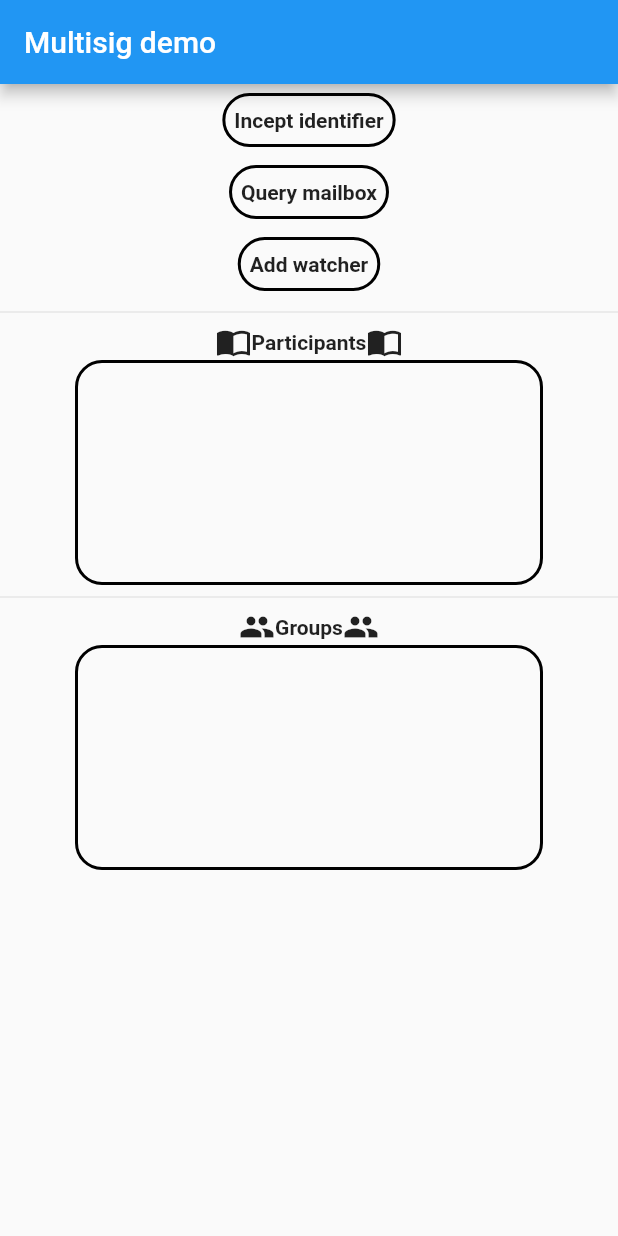
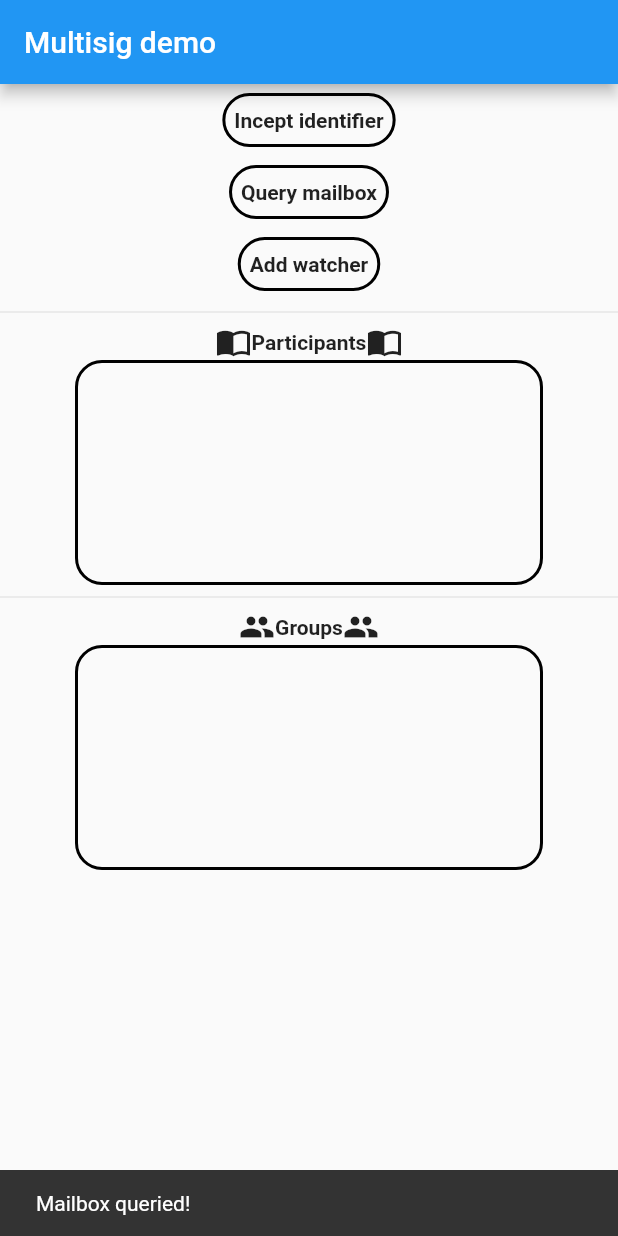
Before and after one commit to THCLab/dkms-demo-multisig, a Flutter app: the screen it shows after launch, after a tap on "Incept identifier", after a tap on "Query mailbox", on a phone screen of 412 x 824 dp. Run offline on Flutter 3.47's test engine with Material 2 defaults, Android fonts, the phone set to English and light mode, and no system bars; our stand-ins replace qr_flutter; missing offline and left inert: asymmetric_crypto_primitives, keri, mobile_scanner; statements that could not run were skipped.

Commit message:
minor UI update

```diff
--- a/lib/main.dart
+++ b/lib/main.dart
@@ -169,6 +169,7 @@ class _MyAppState extends State<MyApp> {
                 //Refresh the UI
                 setState(() {
                   isMailboxQueried = true;
+                  ScaffoldMessenger.of(context).showSnackBar(SnackBar(content: Text('Mailbox queried!')));
                 });
               },
                 child: Padding(
@@ -180,7 +181,7 @@ class _MyAppState extends State<MyApp> {
                     side: const BorderSide(width: 2)
                 )
             ) : Container(),
-            RawMaterialButton(
+            isMailboxQueried ? RawMaterialButton(
                 onPressed: () async{
                   //Set up the watcher data and add it
                   var watcher_oobi = '{"eid":"BF2t2NPc1bwptY1hYV0YCib1JjQ11k9jtuaZemecPF5b","scheme":"http","url":"http://192.168.1.13:3236/"}';
@@ -252,7 +253,7 @@ class _MyAppState extends State<MyApp> {
                     borderRadius: BorderRadius.circular(18.0),
                     side: const BorderSide(width: 2)
                 )
-            ),
+            ) : Container(),
             isWatcherAdded ? Text("Scan this QR code with another device to add this device to their list of participants", style: TextStyle(fontWeight: FontWeight.bold), textAlign: TextAlign.center,) : Container(),
             isWatcherAdded ? QrImage(
               data: oobiJson,
@@ -369,6 +370,7 @@ class _MyAppState extends State<MyApp> {
                           st: SignatureType.Ed25519Sha512, signature: signature),
                       toForward: toForward);
                   groupIdentifiers.add(group_identifier);
+                  setState(() {});
                 },
                 child: Padding(
                   padding: const EdgeInsets.all(8.0),
@@ -468,6 +470,7 @@ class _MyAppState extends State<MyApp> {
                         ]
                     );
                     groupIdentifiers.add(groupIdentifier2);
+                    setState(() {});
                   }
                 }
                 Navigator.of(context).pop();
```
